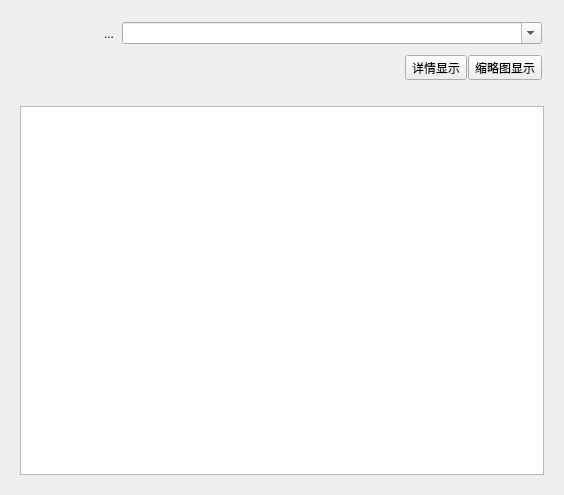
The window that formpagefiles.ui (lujiajingcn/FileMarker) describes before a commit, drawn with Qt 5.
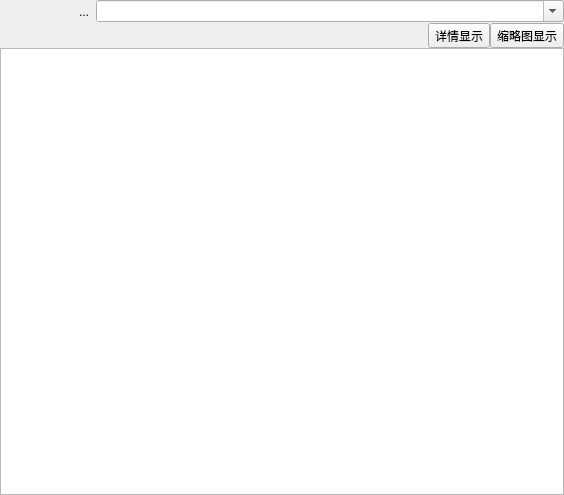
The same window after the commit. Icons and pictures are not drawn.

Commit message: 1.实现文件的双击打开功能。 2.部分实现文件的详情窗口和缩略图窗口选中文件的关联。

```diff
--- a/formpagefiles.ui
+++ b/formpagefiles.ui
@@ -14,9 +14,39 @@
    <string>Form</string>
   </property>
   <layout class="QGridLayout" name="gridLayout_3">
+   <property name="leftMargin">
+    <number>0</number>
+   </property>
+   <property name="topMargin">
+    <number>0</number>
+   </property>
+   <property name="rightMargin">
+    <number>0</number>
+   </property>
+   <property name="bottomMargin">
+    <number>0</number>
+   </property>
+   <property name="spacing">
+    <number>0</number>
+   </property>
    <item row="0" column="0">
     <widget class="QWidget" name="wFileListToolBar" native="true">
      <layout class="QVBoxLayout" name="verticalLayout">
+      <property name="spacing">
+       <number>0</number>
+      </property>
+      <property name="leftMargin">
+       <number>0</number>
+      </property>
+      <property name="topMargin">
+       <number>0</number>
+      </property>
+      <property name="rightMargin">
+       <number>0</number>
+      </property>
+      <property name="bottomMargin">
+       <number>0</number>
+      </property>
       <item>
        <widget class="QWidget" name="widget_2" native="true">
         <property name="autoFillBackground">
@@ -27,36 +57,36 @@
         </property>
         <layout class="QGridLayout" name="gridLayout_7">
          <property name="leftMargin">
-          <number>1</number>
+          <number>0</number>
          </property>
          <property name="topMargin">
-          <number>1</number>
+          <number>0</number>
          </property>
          <property name="rightMargin">
-          <number>1</number>
+          <number>0</number>
          </property>
          <property name="bottomMargin">
-          <number>1</number>
+          <number>0</number>
          </property>
          <property name="spacing">
-          <number>1</number>
+          <number>0</number>
          </property>
          <item row="0" column="0">
           <layout class="QGridLayout" name="gridLayout_2" columnstretch="2,0,0,0,0,0">
            <property name="leftMargin">
-            <number>1</number>
+            <number>0</number>
            </property>
            <property name="topMargin">
-            <number>1</number>
+            <number>0</number>
            </property>
            <property name="rightMargin">
-            <number>1</number>
+            <number>0</number>
            </property>
            <property name="bottomMargin">
-            <number>1</number>
+            <number>0</number>
            </property>
            <property name="spacing">
-            <number>1</number>
+            <number>0</number>
            </property>
            <item row="0" column="3">
             <widget class="QToolButton" name="toParentButton">
@@ -178,36 +208,36 @@
         </property>
         <layout class="QGridLayout" name="gridLayout_9">
          <property name="leftMargin">
-          <number>1</number>
+          <number>0</number>
          </property>
          <property name="topMargin">
-          <number>1</number>
+          <number>0</number>
          </property>
          <property name="rightMargin">
-          <number>1</number>
+          <number>0</number>
          </property>
          <property name="bottomMargin">
-          <number>1</number>
+          <number>0</number>
          </property>
          <property name="spacing">
-          <number>1</number>
+          <number>0</number>
          </property>
          <item row="0" column="0">
           <layout class="QGridLayout" name="gridLayout_8">
            <property name="leftMargin">
-            <number>1</number>
+            <number>0</number>
            </property>
            <property name="topMargin">
-            <number>1</number>
+            <number>0</number>
            </property>
            <property name="rightMargin">
-            <number>1</number>
+            <number>0</number>
            </property>
            <property name="bottomMargin">
-            <number>1</number>
+            <number>0</number>
            </property>
            <property name="spacing">
-            <number>1</number>
+            <number>0</number>
            </property>
            <item row="0" column="2">
             <spacer name="horizontalSpacer_2">
@@ -251,6 +281,21 @@
      </property>
      <widget class="QWidget" name="page">
       <layout class="QGridLayout" name="gridLayout">
+       <property name="leftMargin">
+        <number>0</number>
+       </property>
+       <property name="topMargin">
+        <number>0</number>
+       </property>
+       <property name="rightMargin">
+        <number>0</number>
+       </property>
+       <property name="bottomMargin">
+        <number>0</number>
+       </property>
+       <property name="spacing">
+        <number>0</number>
+       </property>
        <item row="0" column="0">
         <widget class="QTreeView" name="tvFiles">
          <property name="contextMenuPolicy">
```
Left out of the diff: 27 changed lines with no effect on the pictures. The commit also changes 3 other files.
